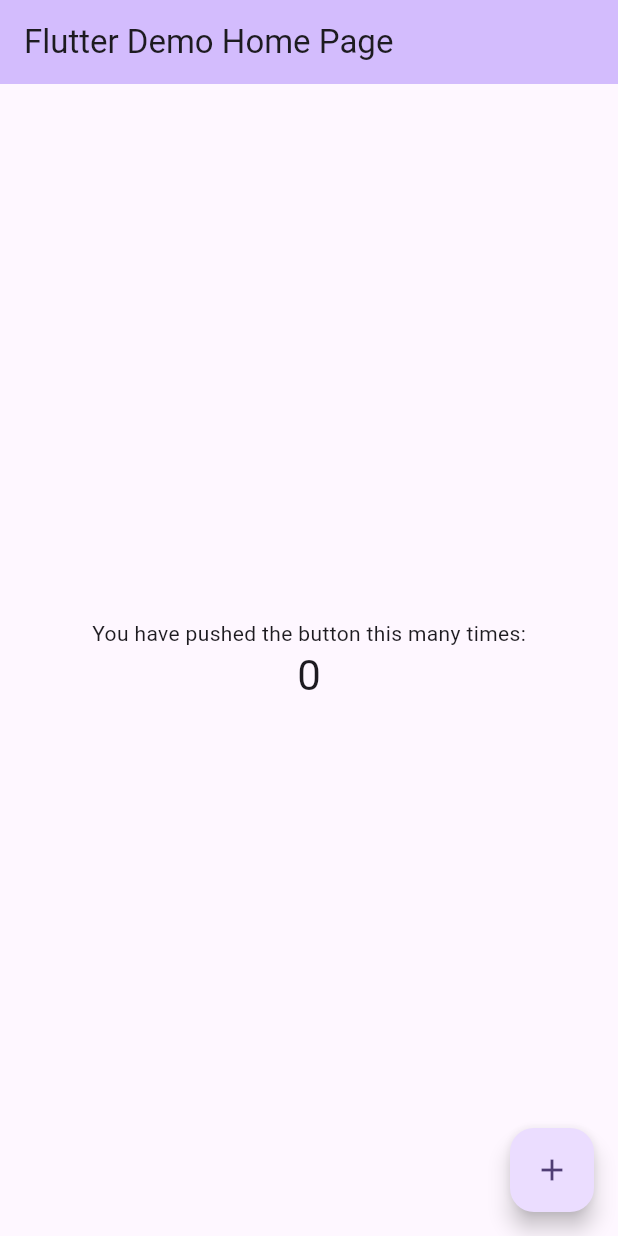
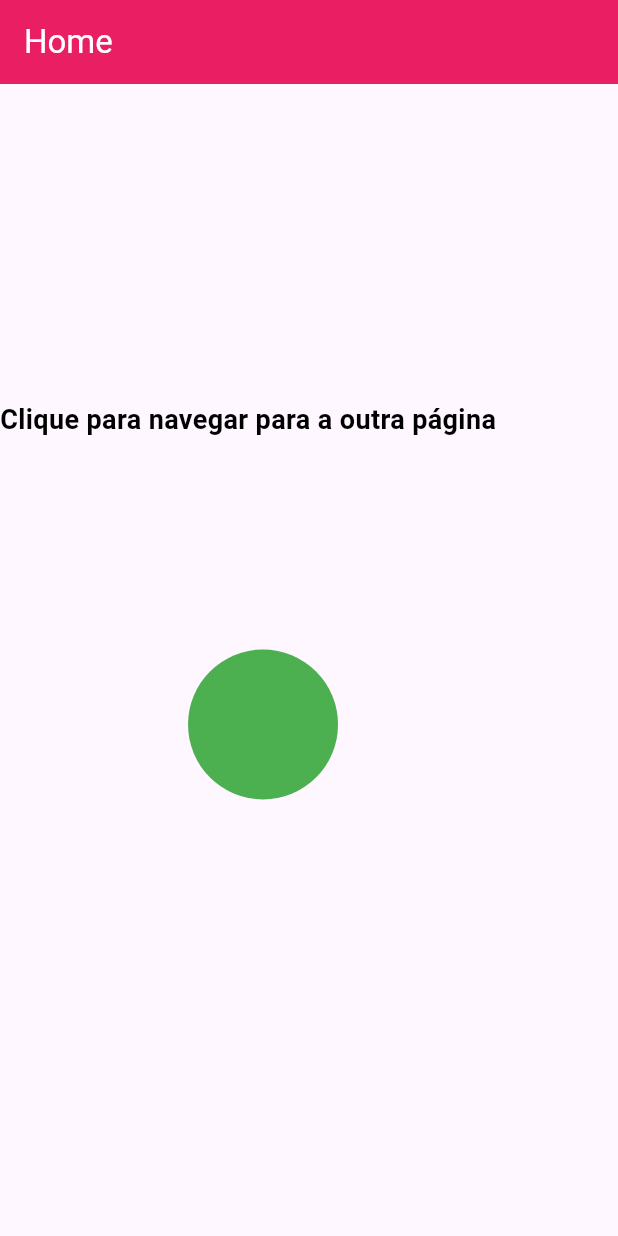
Before and after one commit to GabrieliBrandalise/app_mulheres_campo, a Flutter app: the screen it shows after launch, on a phone screen of 412 x 824 dp. Run offline on Flutter 3.47's test engine with Material 3 defaults, Android fonts, the light colour scheme and no system bars.

Commit message:
aula do Rodrigo

```diff
--- /dev/null
+++ b/lib/cadastro.dart
@@ -0,0 +1,24 @@
+import 'package:flutter/material.dart';
+
+class CadastroWidget extends StatefulWidget {
+  const CadastroWidget({super.key});
+
+  @override
+  State<CadastroWidget> createState() => _CadastroWidgetState();
+}
+
+class _CadastroWidgetState extends State<CadastroWidget> {
+  @override
+  Widget build(BuildContext context) {
+    return Scaffold(
+      appBar: AppBar(
+        title: const Text(
+          'Home',
+          style: TextStyle(color: Colors.white),
+        )
+,
+backgroundColor: Colors.black,
+      ),
+    );
+  }
+}
--- /dev/null
+++ b/lib/home.dart
@@ -0,0 +1,55 @@
+import 'package:app_mulheres_campo/cadastro.dart';
+import 'package:flutter/material.dart';
+
+class HomeWidget extends StatefulWidget {
+  const HomeWidget({super.key});
+
+  @override
+  State<HomeWidget> createState() => _HomeWidgetState();
+}
+
+class _HomeWidgetState extends State<HomeWidget> {
+
+Widget botaoTela(BuildContext context){
+  return Column(
+            mainAxisAlignment: MainAxisAlignment.center,
+            crossAxisAlignment: CrossAxisAlignment.center,
+            children: [
+              const Text(
+                'Clique para navegar para a outra página',
+                style: TextStyle(
+                    color: Colors.black,
+                    fontSize: 18,
+                    fontWeight: FontWeight.w600),
+              ),
+              GestureDetector(
+                child: Padding(
+                  padding: const EdgeInsets.fromLTRB(120, 140, 100, 80),
+                  child: Container(
+                      height: 100,
+                      width: 100,
+                      decoration: BoxDecoration(
+                          color: Colors.green,
+                          borderRadius: BorderRadius.circular(100))),
+                ),
+                onTap: () => outraTela(),
+              )
+            ]);
+}
+void outraTela(){
+  Navigator.push(context, MaterialPageRoute(builder: (context) => const CadastroWidget()));
+}
+
+  @override
+  Widget build(BuildContext context) {
+    return Scaffold(
+        appBar: AppBar(
+          title: const Text(
+            'Home',
+            style: TextStyle(color: Colors.white),
+          ),
+          backgroundColor: Colors.pink,
+        ),
+        body: botaoTela(context));
+  }
+}
--- a/lib/main.dart
+++ b/lib/main.dart
@@ -1,3 +1,4 @@
+import 'package:app_mulheres_campo/home.dart';
 import 'package:flutter/material.dart';
 
 void main() {
@@ -7,119 +8,15 @@ void main() {
 class MyApp extends StatelessWidget {
   const MyApp({super.key});
 
-  // This widget is the root of your application.
   @override
   Widget build(BuildContext context) {
     return MaterialApp(
       title: 'Flutter Demo',
       theme: ThemeData(
-        // This is the theme of your application.
-        //
-        // TRY THIS: Try running your application with "flutter run". You'll see
-        // the application has a purple toolbar. Then, without quitting the app,
-        // try changing the seedColor in the colorScheme below to Colors.green
-        // and then invoke "hot reload" (save your changes or press the "hot
-        // reload" button in a Flutter-supported IDE, or press "r" if you used
-        // the command line to start the app).
-        //
-        // Notice that the counter didn't reset back to zero; the application
-        // state is not lost during the reload. To reset the state, use hot
-        // restart instead.
-        //
-        // This works for code too, not just values: Most code changes can be
-        // tested with just a hot reload.
         colorScheme: ColorScheme.fromSeed(seedColor: Colors.deepPurple),
         useMaterial3: true,
       ),
-      home: const MyHomePage(title: 'Flutter Demo Home Page'),
+      home: const HomeWidget(),
     );
   }
 }
-
-class MyHomePage extends StatefulWidget {
-  const MyHomePage({super.key, required this.title});
-
-  // This widget is the home page of your application. It is stateful, meaning
-  // that it has a State object (defined below) that contains fields that affect
-  // how it looks.
-
-  // This class is the configuration for the state. It holds the values (in this
-  // case the title) provided by the parent (in this case the App widget) and
-  // used by the build method of the State. Fields in a Widget subclass are
-  // always marked "final".
-
-  final String title;
-
-  @override
-  State<MyHomePage> createState() => _MyHomePageState();
-}
-
-class _MyHomePageState extends State<MyHomePage> {
-  int _counter = 0;
-
-  void _incrementCounter() {
-    setState(() {
-      // This call to setState tells the Flutter framework that something has
-      // changed in this State, which causes it to rerun the build method below
-      // so that the display can reflect the updated values. If we changed
-      // _counter without calling setState(), then the build method would not be
-      // called again, and so nothing would appear to happen.
-      _counter++;
-    });
-  }
-
-  @override
-  Widget build(BuildContext context) {
-    // This method is rerun every time setState is called, for instance as done
-    // by the _incrementCounter method above.
-    //
-    // The Flutter framework has been optimized to make rerunning build methods
-    // fast, so that you can just rebuild anything that needs updating rather
-    // than having to individually change instances of widgets.
-    return Scaffold(
-      appBar: AppBar(
-        // TRY THIS: Try changing the color here to a specific color (to
-        // Colors.amber, perhaps?) and trigger a hot reload to see the AppBar
-        // change color while the other colors stay the same.
-        backgroundColor: Theme.of(context).colorScheme.inversePrimary,
-        // Here we take the value from the MyHomePage object that was created by
-        // the App.build method, and use it to set our appbar title.
-        title: Text(widget.title),
-      ),
-      body: Center(
-        // Center is a layout widget. It takes a single child and positions it
-        // in the middle of the parent.
-        child: Column(
-          // Column is also a layout widget. It takes a list of children and
-          // arranges them vertically. By default, it sizes itself to fit its
-          // children horizontally, and tries to be as tall as its parent.
-          //
-          // Column has various properties to control how it sizes itself and
-          // how it positions its children. Here we use mainAxisAlignment to
-          // center the children vertically; the main axis here is the vertical
-          // axis because Columns are vertical (the cross axis would be
-          // horizontal).
-          //
-          // TRY THIS: Invoke "debug painting" (choose the "Toggle Debug Paint"
-          // action in the IDE, or press "p" in the console), to see the
-          // wireframe for each widget.
-          mainAxisAlignment: MainAxisAlignment.center,
-          children: <Widget>[
-            const Text(
-              'You have pushed the button this many times:',
-            ),
-            Text(
-              '$_counter',
-              style: Theme.of(context).textTheme.headlineMedium,
-            ),
-          ],
-        ),
-      ),
-      floatingActionButton: FloatingActionButton(
-        onPressed: _incrementCounter,
-        tooltip: 'Increment',
-        child: const Icon(Icons.add),
-      ), // This trailing comma makes auto-formatting nicer for build methods.
-    );
-  }
-}
```
